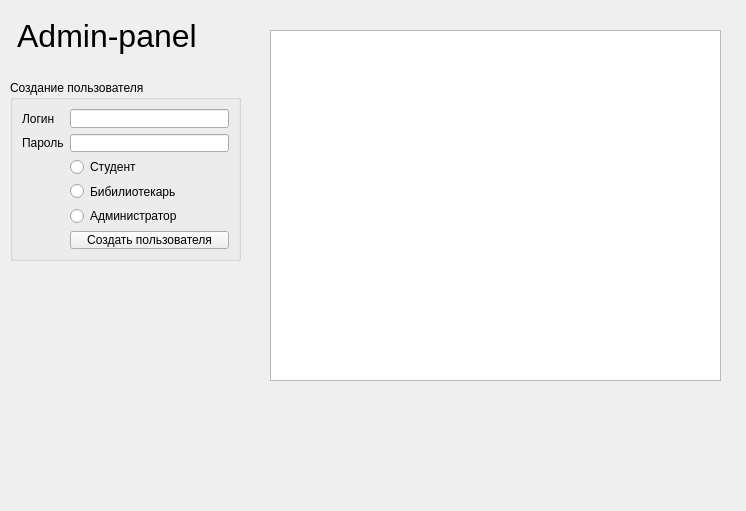
The window that adminform.ui (sudovag3/mstu-work-qt) describes before a commit, drawn with Qt 5.
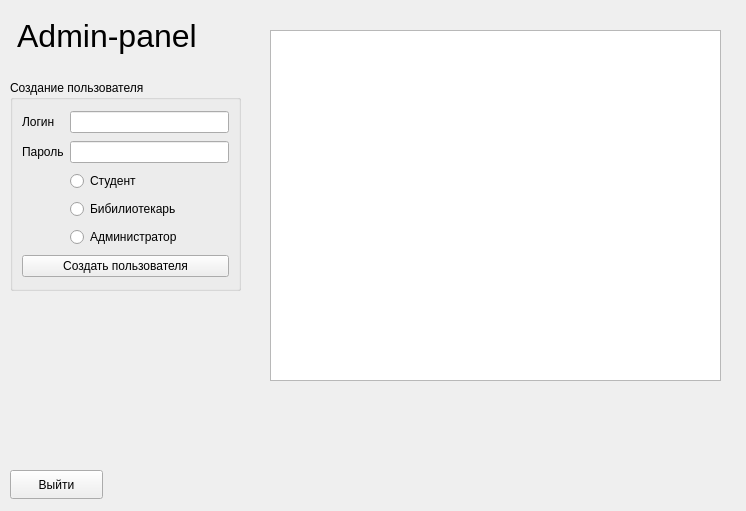
The same window after the commit.

```diff
--- a/adminform.ui
+++ b/adminform.ui
@@ -40,7 +40,7 @@
      <x>10</x>
      <y>80</y>
      <width>231</width>
-     <height>181</height>
+     <height>211</height>
     </rect>
    </property>
    <property name="sizePolicy">
@@ -80,13 +80,6 @@
     <item row="1" column="1">
      <widget class="QLineEdit" name="createPassword"/>
     </item>
-    <item row="5" column="1">
-     <widget class="QPushButton" name="createUserButton">
-      <property name="text">
-       <string>Создать пользователя</string>
-      </property>
-     </widget>
-    </item>
     <item row="1" column="0">
      <widget class="QLabel" name="label_3">
       <property name="text">
@@ -108,6 +101,13 @@
       </property>
      </widget>
     </item>
+    <item row="5" column="0" colspan="2">
+     <widget class="QPushButton" name="createUserButton">
+      <property name="text">
+       <string>Создать пользователя</string>
+      </property>
+     </widget>
+    </item>
    </layout>
   </widget>
   <widget class="QListWidget" name="userListWidget">
@@ -120,6 +120,19 @@
     </rect>
    </property>
   </widget>
+  <widget class="QPushButton" name="ButtonClose">
+   <property name="geometry">
+    <rect>
+     <x>10</x>
+     <y>470</y>
+     <width>93</width>
+     <height>29</height>
+    </rect>
+   </property>
+   <property name="text">
+    <string>Выйти</string>
+   </property>
+  </widget>
  </widget>
  <resources/>
  <connections/>
```
